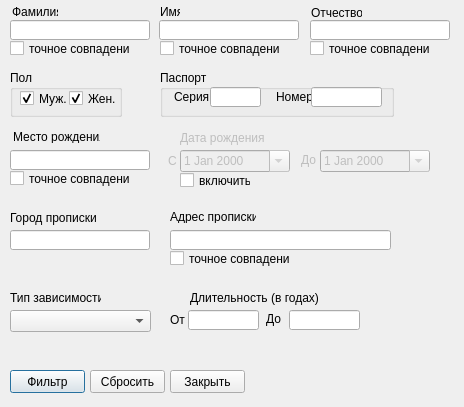
Old version of the form filter_form.ui in the repository moisizz/Rehab-Database-Client.
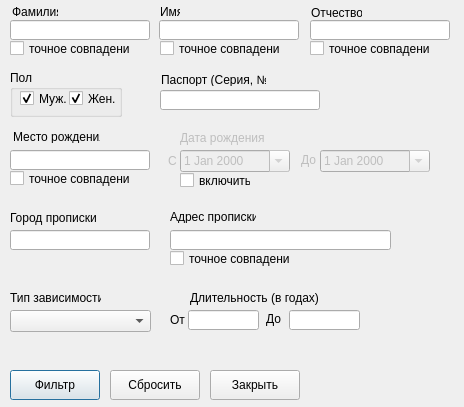
New version of the form. Icons and pictures are not drawn.

Diff of the .ui file:
```diff
--- a/filter_form.ui
+++ b/filter_form.ui
@@ -216,8 +216,8 @@
     <rect>
      <x>10</x>
      <y>370</y>
-     <width>75</width>
-     <height>23</height>
+     <width>90</width>
+     <height>30</height>
     </rect>
    </property>
    <property name="text">
@@ -227,10 +227,10 @@
   <widget class="QPushButton" name="resetButton">
    <property name="geometry">
     <rect>
-     <x>90</x>
+     <x>110</x>
      <y>370</y>
-     <width>75</width>
-     <height>23</height>
+     <width>90</width>
+     <height>30</height>
     </rect>
    </property>
    <property name="text">
@@ -240,10 +240,10 @@
   <widget class="QPushButton" name="closeButton">
    <property name="geometry">
     <rect>
-     <x>170</x>
+     <x>210</x>
      <y>370</y>
-     <width>75</width>
-     <height>23</height>
+     <width>90</width>
+     <height>30</height>
     </rect>
    </property>
    <property name="text">
@@ -422,77 +422,6 @@
     </rect>
    </property>
   </widget>
-  <widget class="QGroupBox" name="groupBox">
-   <property name="geometry">
-    <rect>
-     <x>160</x>
-     <y>70</y>
-     <width>234</width>
-     <height>47</height>
-    </rect>
-   </property>
-   <property name="title">
-    <string>Паспорт</string>
-   </property>
-   <widget class="QLabel" name="label_12">
-    <property name="geometry">
-     <rect>
-      <x>116</x>
-      <y>20</y>
-      <width>46</width>
-      <height>13</height>
-     </rect>
-    </property>
-    <property name="text">
-     <string>Номер</string>
-    </property>
-   </widget>
-   <widget class="QLineEdit" name="passport_series">
-    <property name="geometry">
-     <rect>
-      <x>50</x>
-      <y>17</y>
-      <width>51</width>
-      <height>20</height>
-     </rect>
-    </property>
-    <property name="inputMask">
-     <string>####; </string>
-    </property>
-    <property name="text">
-     <string/>
-    </property>
-   </widget>
-   <widget class="QLineEdit" name="passport_number">
-    <property name="geometry">
-     <rect>
-      <x>151</x>
-      <y>17</y>
-      <width>71</width>
-      <height>20</height>
-     </rect>
-    </property>
-    <property name="inputMask">
-     <string>######; </string>
-    </property>
-    <property name="text">
-     <string/>
-    </property>
-   </widget>
-   <widget class="QLabel" name="label_5">
-    <property name="geometry">
-     <rect>
-      <x>14</x>
-      <y>20</y>
-      <width>40</width>
-      <height>13</height>
-     </rect>
-    </property>
-    <property name="text">
-     <string>Серия</string>
-    </property>
-   </widget>
-  </widget>
   <widget class="QCheckBox" name="born_date_enabled">
    <property name="geometry">
     <rect>
@@ -586,6 +515,35 @@
     <string>До</string>
    </property>
   </widget>
+  <widget class="QLabel" name="label_4">
+   <property name="geometry">
+    <rect>
+     <x>161</x>
+     <y>73</y>
+     <width>105</width>
+     <height>13</height>
+    </rect>
+   </property>
+   <property name="text">
+    <string>Паспорт (Серия, №)</string>
+   </property>
+  </widget>
+  <widget class="QLineEdit" name="passport">
+   <property name="geometry">
+    <rect>
+     <x>160</x>
+     <y>90</y>
+     <width>160</width>
+     <height>20</height>
+    </rect>
+   </property>
+   <property name="inputMask">
+    <string/>
+   </property>
+   <property name="text">
+    <string/>
+   </property>
+  </widget>
  </widget>
  <tabstops>
   <tabstop>last_name</tabstop>
```
Left out of the diff: 16 changed lines with no effect on the pictures.
